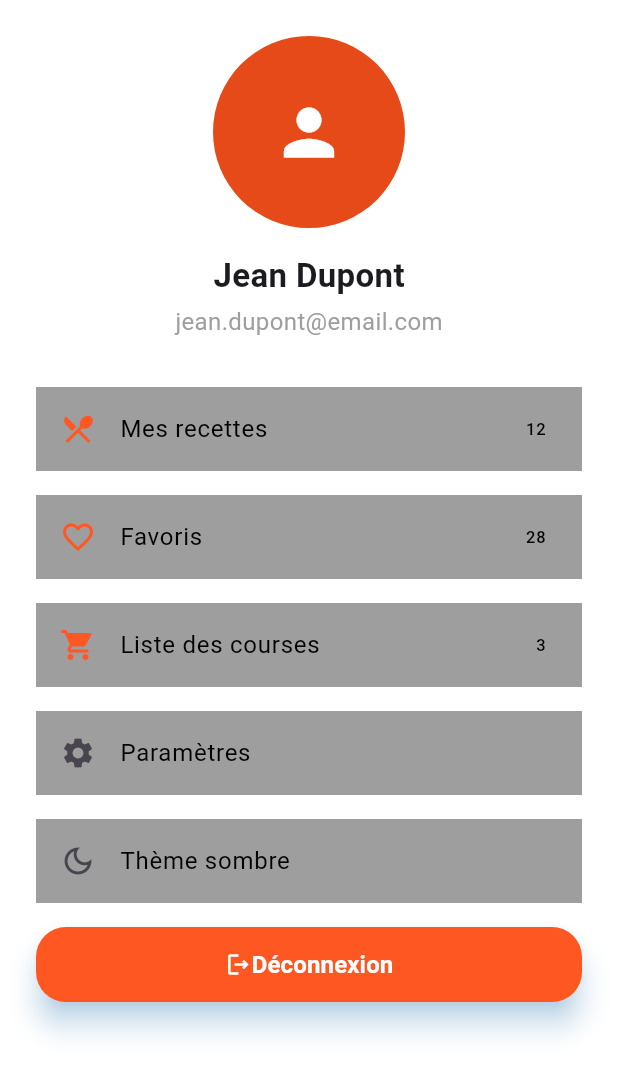
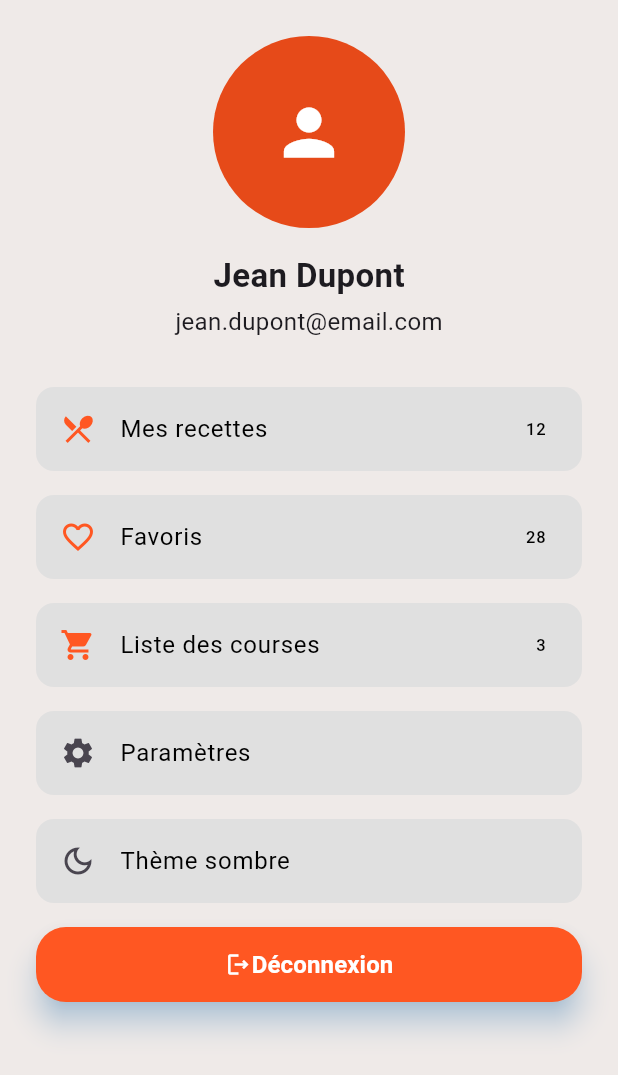
Before and after one commit to MaryamMichel/recette_app, a Flutter app: the screen it shows after launch, on a phone screen of 412 x 824 dp. Shown: the top 1075 px of the screen. Run offline on Flutter 3.47's test engine with Material 3 defaults, Android fonts, the phone set to English and light mode, and no system bars; our stand-ins replace adaptive_theme.

Commit message:
update profilepage

```diff
--- a/lib/main.dart
+++ b/lib/main.dart
@@ -1,5 +1,6 @@
 import 'package:flutter/material.dart';
 import 'package:recette_app/screens/profile_page.dart';
+import 'package:adaptive_theme/adaptive_theme.dart';
 
 void main() {
   runApp(const MyApp());
--- a/lib/screens/profile_page.dart
+++ b/lib/screens/profile_page.dart
@@ -6,7 +6,7 @@ class ProfilePage extends StatelessWidget {
   @override
   Widget build(BuildContext context) {
     return Scaffold(
-      backgroundColor: Colors.white,
+      backgroundColor: Color(0xFFEFEAE8),
       body: SafeArea(
         child: SingleChildScrollView(
           padding: const EdgeInsets.symmetric(vertical: 24.0, horizontal: 24.0),
@@ -18,9 +18,9 @@ class ProfilePage extends StatelessWidget {
                 child: Icon(Icons.person, color: Colors.white, size: 50),
               ),
               const SizedBox(height: 16),
-              const Text(
+              Text(
                 "Jean Dupont",
-                style: TextStyle(
+                style: const TextStyle(
                   fontSize: 22,
                   fontWeight: FontWeight.bold,
                 ),
@@ -29,7 +29,6 @@ class ProfilePage extends StatelessWidget {
               const Text(
                 "jean.dupont@email.com",
                 style: TextStyle(
-                  color: Colors.grey,
                   fontSize: 16,
                 ),
               ),
@@ -51,77 +50,91 @@ class ProfilePage extends StatelessWidget {
                       "12",
                       style: TextStyle(color: Colors.black),
                     ),
-                    tileColor: Colors.grey,
+                    tileColor: Colors.grey[300],
+                    shape: RoundedRectangleBorder(
+                      borderRadius: BorderRadius.circular(12),
+                    ),
                   ),
                   const SizedBox(height: 16),
-
-                  const ListTile(
-                    leading: Icon(
+                  ListTile(
+                    leading: const Icon(
                       Icons.favorite_border,
                       color: Colors.deepOrange,
                     ),
-                    title: Text(
+                    title: const Text(
                       "Favoris",
                       style: TextStyle(
                         color: Colors.black,
                       ),
                     ),
-                    trailing: Text(
+                    trailing: const Text(
                       "28",
                       style: TextStyle(color: Colors.black),
                     ),
-                    tileColor: Colors.grey,
+                    tileColor: Colors.grey[300],
+                    shape: RoundedRectangleBorder(
+                      borderRadius: BorderRadius.circular(12),
+                    ),
                   ),
                   const SizedBox(height: 16),
-                  const ListTile(
-                    leading: Icon(
+                  ListTile(
+                    leading: const Icon(
                       Icons.shopping_cart,
                       color: Colors.deepOrange,
                     ),
-                    title: Text(
+                    title: const Text(
                       "Liste des courses",
                       style: TextStyle(
                         color: Colors.black,
                       ),
                     ),
-                    trailing: Text(
+                    trailing: const Text(
                       "3",
                       style: TextStyle(color: Colors.black),
                     ),
-                    tileColor: Colors.grey,
+                    tileColor: Colors.grey[300],
+                    shape: RoundedRectangleBorder(
+                      borderRadius: BorderRadius.circular(12),
+                    ),
                   ),
                   const SizedBox(height: 16),
-                  const ListTile(
-                    leading: Icon(
+                  ListTile(
+                    leading: const Icon(
                       Icons.settings,
                     ),
-                    title: Text(
+                    title: const Text(
                       "Paramètres",
                       style: TextStyle(
                         color: Colors.black,
                       ),
                     ),
-                    tileColor: Colors.grey,
+                    tileColor: Colors.grey[300],
+                    shape: RoundedRectangleBorder(
+                      borderRadius: BorderRadius.circular(12),
+                    ),
                   ),
                   SizedBox(height: 16),
-                  const ListTile(
-                    leading: Icon(
+                  ListTile(
+                    leading: const Icon(
                       Icons.dark_mode_outlined,
                     ),
-                    title: Text(
+                    title: const Text(
                       "Thème sombre",
                       style: TextStyle(
                         color: Colors.black,
                       ),
                     ),
-                    tileColor: Colors.grey,
+                    tileColor: Colors.grey[300],
+
+                    shape: RoundedRectangleBorder(
+                      borderRadius: BorderRadius.circular(12),
+                    ),
                   ),
                   SizedBox(
                     height: 16,
                   ),
                   ElevatedButton(
                     onPressed: () {
-                      // Button action
                       print("Hello world !!");
                     },
                     style: ElevatedButton.styleFrom(
@@ -145,7 +158,6 @@ class ProfilePage extends StatelessWidget {
                             fontWeight: FontWeight.bold,
                           ),
                         ),
-
                       ],
                     ),
                   ),
```
Also changed, not shown: pubspec.yaml (line endings or trailing spaces).
